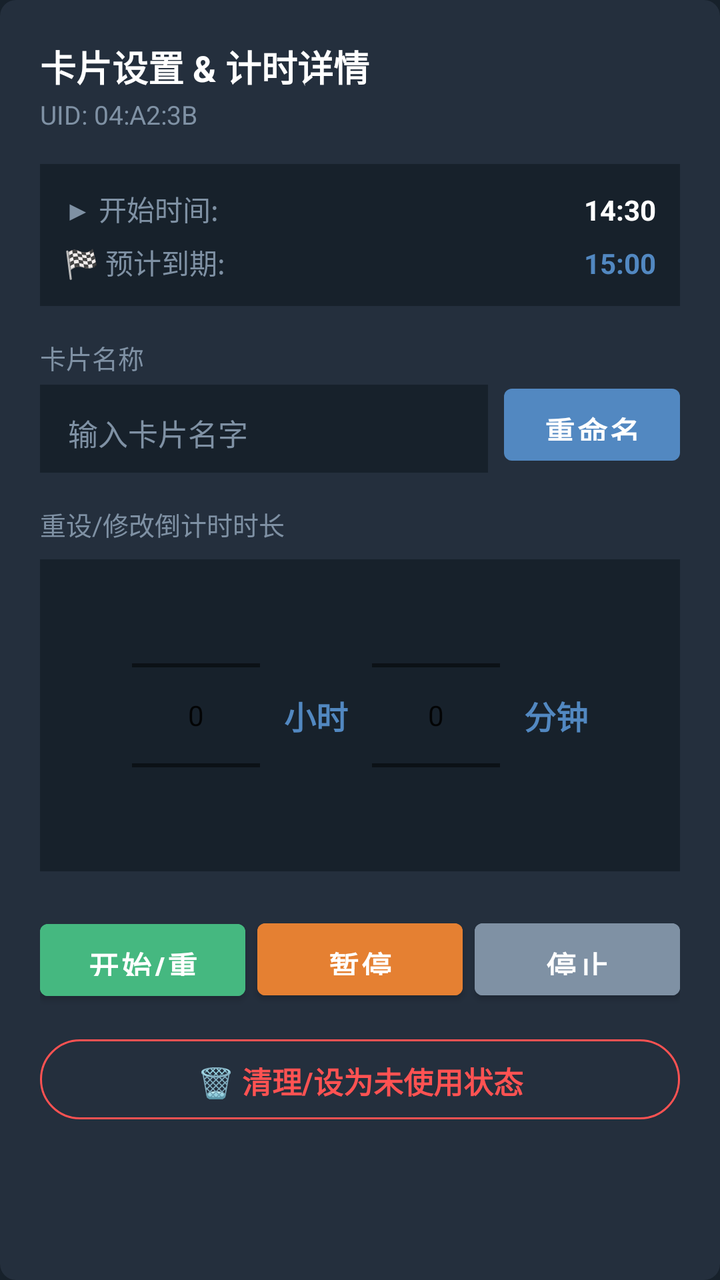
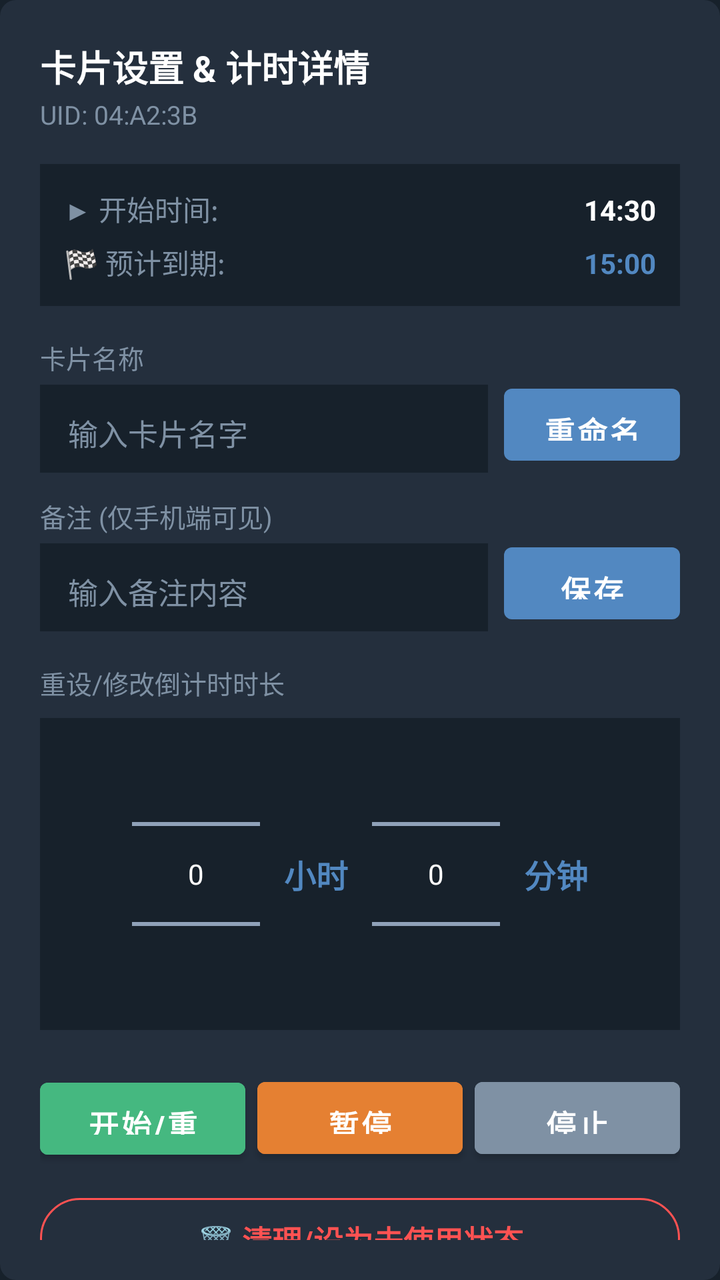

Screens rendered from an Android XML layout before and after an edit, with the pre-edit source and the edit as a unified diff.
<!-- AndroidManifest.xml: application theme Theme.NFCTime -->
<!-- res/layout/dialog_card_control.xml -->
<?xml version="1.0" encoding="utf-8"?>
<LinearLayout xmlns:android="http://schemas.android.com/apk/res/android"
    xmlns:app="http://schemas.android.com/apk/res-auto"
    android:layout_width="match_parent"
    android:layout_height="wrap_content"
    android:background="@drawable/dialog_rounded_bg"
    android:orientation="vertical"
    android:padding="20dp">

    <TextView
        android:id="@+id/dialogTitle"
        android:layout_width="wrap_content"
        android:layout_height="wrap_content"
        android:text="卡片设置 &amp; 计时详情"
        android:textColor="@color/tg_text_primary"
        android:textSize="18sp"
        android:textStyle="bold" />

    <TextView
        android:id="@+id/dialogCardUid"
        android:layout_width="wrap_content"
        android:layout_height="wrap_content"
        android:layout_marginTop="2dp"
        android:layout_marginBottom="16dp"
        android:text="UID: 04:A2:3B"
        android:textColor="@color/tg_text_secondary"
        android:textSize="13sp" />

    
    <LinearLayout
        android:id="@+id/llTimelineDetails"
        android:layout_width="match_parent"
        android:layout_height="wrap_content"
        android:layout_marginBottom="16dp"
        android:background="@color/tg_background"
        android:orientation="vertical"
        android:padding="12dp">

        <LinearLayout
            android:layout_width="match_parent"
            android:layout_height="wrap_content"
            android:orientation="horizontal">

            <TextView
                android:layout_width="0dp"
                android:layout_height="wrap_content"
                android:layout_weight="1"
                android:text="▶ 开始时间:"
                android:textColor="@color/tg_text_secondary"
                android:textSize="14sp" />

            <TextView
                android:id="@+id/tvStartTimeDetail"
                android:layout_width="wrap_content"
                android:layout_height="wrap_content"
                android:text="14:30"
                android:textColor="@color/tg_text_primary"
                android:textSize="14sp"
                android:textStyle="bold" />
        </LinearLayout>

        <LinearLayout
            android:layout_width="match_parent"
            android:layout_height="wrap_content"
            android:layout_marginTop="6dp"
            android:orientation="horizontal">

            <TextView
                android:layout_width="0dp"
                android:layout_height="wrap_content"
                android:layout_weight="1"
                android:text="🏁 预计到期:"
                android:textColor="@color/tg_text_secondary"
                android:textSize="14sp" />

            <TextView
                android:id="@+id/tvEndTimeDetail"
                android:layout_width="wrap_content"
                android:layout_height="wrap_content"
                android:text="15:00"
                android:textColor="@color/tg_blue"
                android:textSize="14sp"
                android:textStyle="bold" />
        </LinearLayout>
    </LinearLayout>

    
    <TextView
        android:layout_width="wrap_content"
        android:layout_height="wrap_content"
        android:text="卡片名称"
        android:textColor="@color/tg_text_secondary"
        android:textSize="13sp" />

    <LinearLayout
        android:layout_width="match_parent"
        android:layout_height="wrap_content"
        android:layout_marginBottom="16dp"
        android:orientation="horizontal">

        <EditText
            android:id="@+id/etCardName"
            android:layout_width="0dp"
            android:layout_height="48dp"
            android:layout_weight="1"
            android:background="@color/tg_background"
            android:hint="输入卡片名字"
            android:paddingHorizontal="14dp"
            android:textColor="@color/tg_text_primary"
            android:textColorHint="@color/tg_text_secondary"
            android:textSize="15sp" />

        <Button
            android:id="@+id/btnRename"
            android:layout_width="wrap_content"
            android:layout_height="48dp"
            android:layout_marginStart="8dp"
            android:text="重命名"
            android:textSize="15sp"
            android:textStyle="bold" />
    </LinearLayout>

    
    <TextView
        android:id="@+id/tvPickerTitle"
        android:layout_width="wrap_content"
        android:layout_height="wrap_content"
        android:layout_marginBottom="8dp"
        android:text="重设/修改倒计时时长"
        android:textColor="@color/tg_text_secondary"
        android:textSize="13sp" />

    <LinearLayout
        android:id="@+id/llPickerArea"
        android:layout_width="match_parent"
        android:layout_height="wrap_content"
        android:layout_marginBottom="20dp"
        android:background="@color/tg_background"
        android:gravity="center"
        android:orientation="horizontal"
        android:padding="8dp">

        <NumberPicker
            android:id="@+id/npHours"
            android:layout_width="wrap_content"
            android:layout_height="140dp" />

        <TextView
            android:layout_width="wrap_content"
            android:layout_height="wrap_content"
            android:layout_marginHorizontal="12dp"
            android:text="小时"
            android:textColor="@color/tg_blue"
            android:textSize="16sp"
            android:textStyle="bold" />

        <NumberPicker
            android:id="@+id/npMinutes"
            android:layout_width="wrap_content"
            android:layout_height="140dp" />

        <TextView
            android:layout_width="wrap_content"
            android:layout_height="wrap_content"
            android:layout_marginStart="12dp"
            android:text="分钟"
            android:textColor="@color/tg_blue"
            android:textSize="16sp"
            android:textStyle="bold" />
    </LinearLayout>

    
    <LinearLayout
        android:layout_width="match_parent"
        android:layout_height="wrap_content"
        android:layout_marginBottom="12dp"
        android:orientation="horizontal">

        <Button
            android:id="@+id/btnStart"
            android:layout_width="0dp"
            android:layout_height="48dp"
            android:layout_weight="1"
            android:backgroundTint="@color/tg_status_green"
            android:text="开始/重置"
            android:textSize="15sp"
            android:textStyle="bold" />

        <Button
            android:id="@+id/btnPause"
            android:layout_width="0dp"
            android:layout_height="48dp"
            android:layout_weight="1"
            android:layout_marginStart="6dp"
            android:backgroundTint="@color/tg_status_orange"
            android:text="暂停"
            android:textSize="15sp"
            android:textStyle="bold" />

        <Button
            android:id="@+id/btnStop"
            android:layout_width="0dp"
            android:layout_height="48dp"
            android:layout_weight="1"
            android:layout_marginStart="6dp"
            android:backgroundTint="@color/tg_text_secondary"
            android:text="停止"
            android:textSize="15sp"
            android:textStyle="bold" />
    </LinearLayout>

    
    <Button
        android:id="@+id/btnDeleteCard"
        style="@style/Widget.Material3.Button.OutlinedButton"
        android:layout_width="match_parent"
        android:layout_height="48dp"
        android:text="🗑️ 清理/设为未使用状态"
        android:textColor="@color/tg_status_red"
        android:textSize="15sp"
        android:textStyle="bold"
        app:strokeColor="@color/tg_status_red" />

</LinearLayout>
<!-- resources referenced by this layout -->
<resources>
  <color name="tg_background">#17212B</color>
  <color name="tg_blue">#5288C1</color>
  <color name="tg_status_green">#45B880</color>
  <color name="tg_status_orange">#E58032</color>
  <color name="tg_status_red">#FF5252</color>
  <color name="tg_text_primary">#FFFFFF</color>
  <color name="tg_text_secondary">#7F91A4</color>
  <!-- drawable dialog_rounded_bg (drawable) -->
  <?xml version="1.0" encoding="utf-8"?>
  <shape xmlns:android="http://schemas.android.com/apk/res/android"
      android:shape="rectangle">
      <solid android:color="@color/tg_surface" />
      <corners android:radius="8dp" />
  </shape>
  <style name="Theme.NFCTime" parent="Theme.MaterialComponents.DayNight.NoActionBar">
          <item name="colorPrimary">@color/tg_blue</item>
          <item name="colorPrimaryVariant">@color/tg_blue_dark</item>
          <item name="colorOnPrimary">@color/tg_text_primary</item>
          <item name="colorSecondary">@color/tg_blue</item>
          <item name="android:windowBackground">@color/tg_background</item>
          <item name="android:statusBarColor">@color/tg_background</item>
          <item name="android:navigationBarColor">@color/tg_background</item>
          
          
          <item name="colorSurface">@color/tg_surface</item>
          <item name="colorOnSurface">@color/tg_text_primary</item>
          <item name="colorSecondaryContainer">#2B394A</item>
          <item name="colorOnSecondaryContainer">@color/tg_blue</item>
  
          
          <item name="materialButtonStyle">@style/Widget.App.Button</item>
          <item name="borderlessButtonStyle">@style/Widget.App.Button.TextButton</item>
      </style>
  <color name="tg_surface">#242F3D</color>
  <color name="tg_blue_dark">#2AABEE</color>
  <style name="Widget.App.Button" parent="Widget.MaterialComponents.Button">
          <item name="android:textSize">15sp</item>
          <item name="android:textStyle">bold</item>
          <item name="android:textAllCaps">false</item>
          <item name="android:paddingVertical">10dp</item>
          <item name="backgroundTint">@color/tg_blue</item>
      </style>
  <style name="Widget.App.Button.TextButton" parent="Widget.MaterialComponents.Button.TextButton">
          <item name="android:textSize">15sp</item>
          <item name="android:textStyle">bold</item>
          <item name="android:textAllCaps">false</item>
          <item name="android:paddingHorizontal">12dp</item>
          <item name="android:paddingVertical">8dp</item>
          <item name="android:textColor">@color/tg_blue</item>
      </style>
</resources>

<!-- the commit's change to res/layout/dialog_card_control.xml (unified diff, before → after) -->
@@ -95,7 +95,7 @@
     <LinearLayout
         android:layout_width="match_parent"
         android:layout_height="wrap_content"
-        android:layout_marginBottom="16dp"
+        android:layout_marginBottom="12dp"
         android:orientation="horizontal">
 
         <EditText
@@ -122,6 +122,42 @@
 
     
     <TextView
+        android:layout_width="wrap_content"
+        android:layout_height="wrap_content"
+        android:text="备注 (仅手机端可见)"
+        android:textColor="@color/tg_text_secondary"
+        android:textSize="13sp" />
+
+    <LinearLayout
+        android:layout_width="match_parent"
+        android:layout_height="wrap_content"
+        android:layout_marginBottom="16dp"
+        android:orientation="horizontal">
+
+        <EditText
+            android:id="@+id/etCardRemark"
+            android:layout_width="0dp"
+            android:layout_height="48dp"
+            android:layout_weight="1"
+            android:background="@color/tg_background"
+            android:hint="输入备注内容"
+            android:paddingHorizontal="14dp"
+            android:textColor="@color/tg_text_primary"
+            android:textColorHint="@color/tg_text_secondary"
+            android:textSize="15sp" />
+
+        <Button
+            android:id="@+id/btnSaveRemark"
+            android:layout_width="wrap_content"
+            android:layout_height="48dp"
+            android:layout_marginStart="8dp"
+            android:text="保存"
+            android:textSize="15sp"
+            android:textStyle="bold" />
+    </LinearLayout>
+
+    
+    <TextView
         android:id="@+id/tvPickerTitle"
         android:layout_width="wrap_content"
         android:layout_height="wrap_content"
@@ -143,7 +179,8 @@
         <NumberPicker
             android:id="@+id/npHours"
             android:layout_width="wrap_content"
-            android:layout_height="140dp" />
+            android:layout_height="140dp"
+            android:theme="@style/NumberPickerTheme" />
 
         <TextView
             android:layout_width="wrap_content"
@@ -157,7 +194,8 @@
         <NumberPicker
             android:id="@+id/npMinutes"
             android:layout_width="wrap_content"
-            android:layout_height="140dp" />
+            android:layout_height="140dp"
+            android:theme="@style/NumberPickerTheme" />
 
         <TextView
             android:layout_width="wrap_content"
<!-- resource entries referenced after the edit -->
@@ -14,6 +14,11 @@
       <solid android:color="@color/tg_surface" />
       <corners android:radius="8dp" />
   </shape>
+  <style name="NumberPickerTheme">
+          <item name="android:textColorPrimary">#FFFFFF</item>
+          <item name="android:textColorSecondary">#B0C4DE</item>
+          <item name="android:textColorSecondaryNoDisable">#B0C4DE</item>
+      </style>
   <style name="Theme.NFCTime" parent="Theme.MaterialComponents.DayNight.NoActionBar">
           <item name="colorPrimary">@color/tg_blue</item>
           <item name="colorPrimaryVariant">@color/tg_blue_dark</item>
